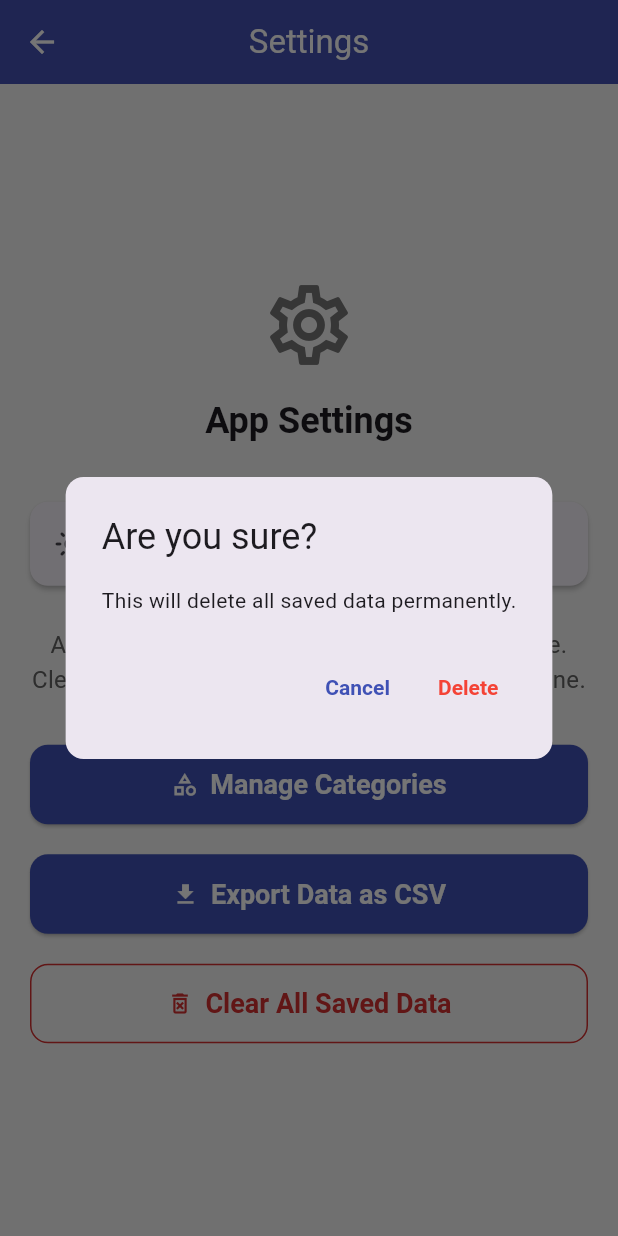
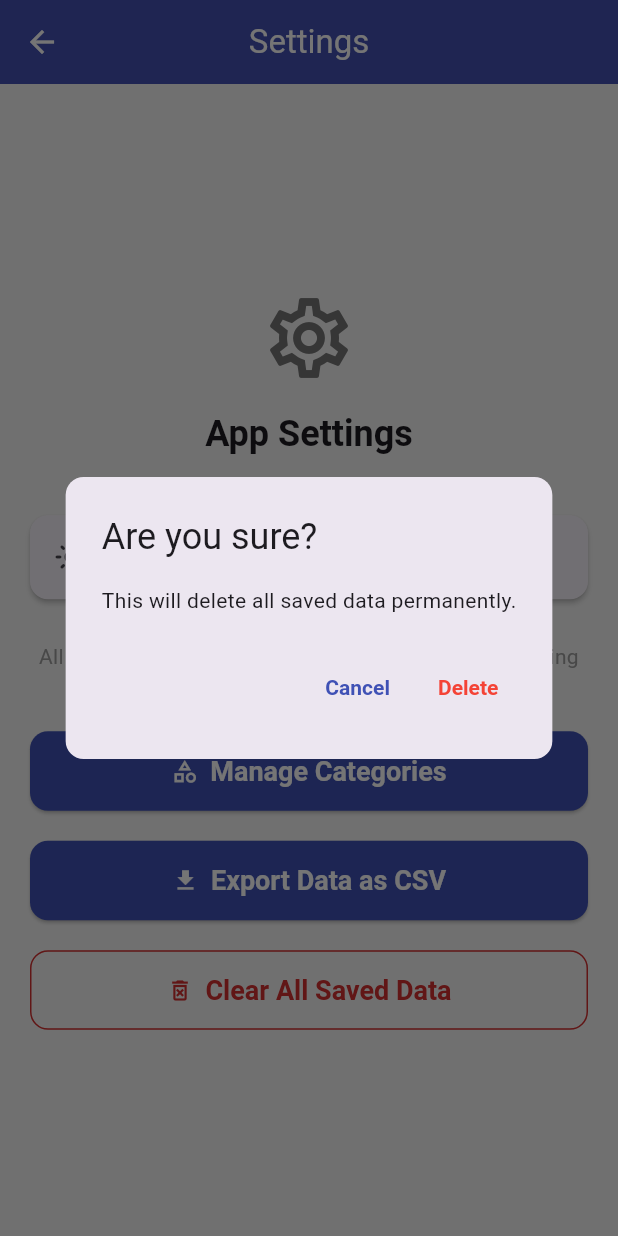
Before and after one commit to papaang/Project_Impactive_Sleep_Tracker_App, a Flutter app: the SettingsScreen screen opened directly, after a tap on "Clear All Saved Data", on a phone screen of 412 x 824 dp. Run offline on Flutter 3.47's test engine with Material 3 defaults, Android fonts, the phone set to English and light mode, and no system bars; our stand-ins replace csv, fl_chart, flutter_local_notifications, share_plus, shared_preferences, table_calendar; accounts and stored records are empty.

Commit message:
settings updated

```diff
--- a/lib/screens/settings_screen.dart
+++ b/lib/screens/settings_screen.dart
@@ -51,16 +51,15 @@ class SettingsScreen extends StatelessWidget {
                 },
               ),
               const SizedBox(height: 20),
-              Text(
+              const Text(
                 'All your log data is saved locally on this device. Clearing data is permanent and cannot be undone.',
                 textAlign: TextAlign.center,
-                style: TextStyle(fontSize: 16, color: Colors.grey[700]),
+                 style: TextStyle(fontSize: 14, color: Colors.grey),
               ),
-              const SizedBox(height: 32),
-
+              const SizedBox(height: 20),
               // --- CATEGORIES MANAGEMENT BUTTON ---
               ElevatedButton.icon(
-                icon: Icon(Icons.category_outlined),
+                 icon: const Icon(Icons.category_outlined),
                 label: const Text('Manage Categories'),
                 onPressed: () {
                   Navigator.push(
@@ -73,7 +72,7 @@ class SettingsScreen extends StatelessWidget {
 
               // --- CSV EXPORT BUTTON ---
               ElevatedButton.icon(
-                icon: Icon(Icons.download),
+                icon: const Icon(Icons.download),
                 label: const Text('Export Data as CSV'),
                 onPressed: () async {
                   await LogService().exportToCsv(context);
@@ -82,7 +81,7 @@ class SettingsScreen extends StatelessWidget {
               const SizedBox(height: 20),
 
               OutlinedButton.icon(
-                icon: Icon(Icons.delete_forever_outlined),
+                icon: const Icon(Icons.delete_forever_outlined),
                 label: const Text('Clear All Saved Data'),
                 style: OutlinedButton.styleFrom(
                   foregroundColor: Colors.red[700],
@@ -92,16 +91,16 @@ class SettingsScreen extends StatelessWidget {
                   final bool? confirmed = await showDialog<bool>(
                     context: context,
                     builder: (context) => AlertDialog(
-                      title: Text('Are you sure?'),
+                      title: const Text('Are you sure?'),
                       content:
-                          Text('This will delete all saved data permanently.'),
+                          const Text('This will delete all saved data permanently.'),
                       actions: [
                         TextButton(
-                          child: Text('Cancel'),
+                          child: const Text('Cancel'),
                           onPressed: () => Navigator.pop(context, false),
                         ),
                         TextButton(
-                          child: Text('Delete',
+                          child: const Text('Delete',
                               style: TextStyle(color: Colors.red)),
                           onPressed: () => Navigator.pop(context, true),
                         ),
@@ -113,7 +112,7 @@ class SettingsScreen extends StatelessWidget {
                     await LogService().clearAllData();
                     if (context.mounted) {
                       ScaffoldMessenger.of(context).showSnackBar(
-                        SnackBar(
+                        const SnackBar(
                             content: Text('All saved data has been cleared!')),
                       );
                       Navigator.of(context).popUntil((route) => route.isFirst);
```
